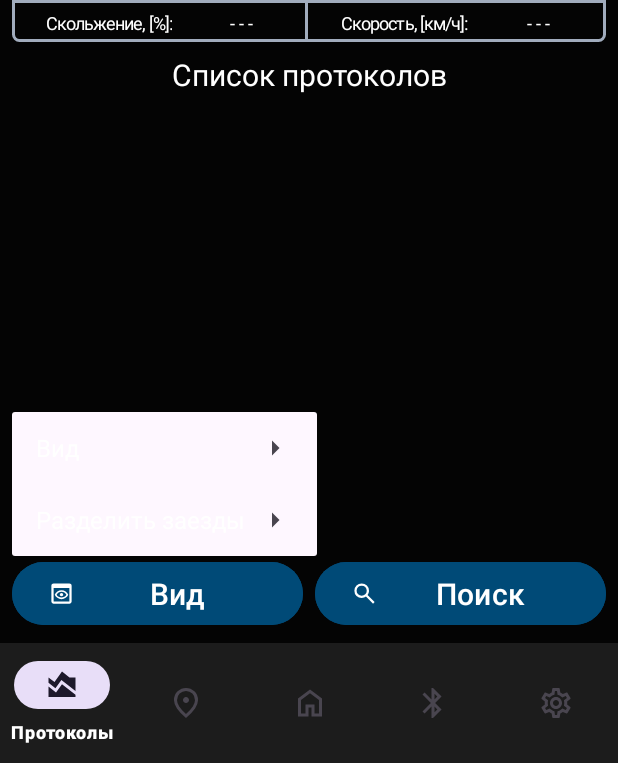
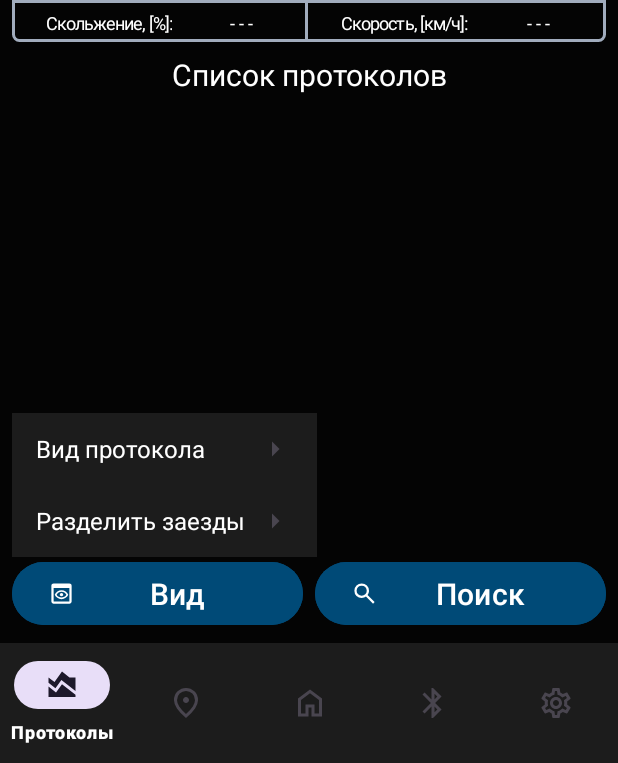
Before and after one commit to mkopichev/iksem_new, an Android app: the screen it shows after launch (MainActivity), after a tap on "Вид", on a phone screen of 412 x 824 dp, the part 473-1236 px from its top. Run offline under Robolectric (Android 15) with nearby library versions, the phone set to English and light mode, and no system bars; libraries missing offline, so code that uses them is left out: net.yslibrary.android; plain views replace LineChart; 1 statement that could not run was skipped.

Commit message:
popup menu for protocols view mode done

```diff
--- a/iksem_software/app/src/main/res/layout/fragment_protocols.xml
+++ b/iksem_software/app/src/main/res/layout/fragment_protocols.xml
@@ -290,7 +290,7 @@
             android:layout_height="match_parent"
             android:layout_marginEnd="4dp"
             android:layout_weight="0.5"
-            android:text="@string/protocols_view_mode"
+            android:text="@string/protocols_view_mode_button"
             app:icon="@drawable/ic_button_protocols_view" />
 
         <com.google.android.material.button.MaterialButton
--- a/iksem_software/app/src/main/res/menu/protocols_view_menu.xml
+++ b/iksem_software/app/src/main/res/menu/protocols_view_menu.xml
@@ -8,12 +8,16 @@
             <group android:checkableBehavior="single">
                 <item
                     android:id="@+id/protocols_plot_view"
+                    android:checked="true"
                     android:icon="@drawable/ic_protocol_plot_view"
+                    android:iconTint="?android:attr/textColor"
                     android:orderInCategory="1"
                     android:title="@string/protocols_plot_view_toast" />
                 <item
                     android:id="@+id/protocols_map_view"
+                    android:checked="false"
                     android:icon="@drawable/ic_protocol_map_view"
+                    android:iconTint="?android:attr/textColor"
                     android:orderInCategory="2"
                     android:title="@string/protocols_map_view_toast" />
             </group>
@@ -25,15 +29,19 @@
         <menu>
             <group android:checkableBehavior="single">
                 <item
+                    android:id="@+id/protocols_merge_view"
+                    android:checked="true"
+                    android:icon="@drawable/ic_protocol_merge"
+                    android:iconTint="?android:attr/textColor"
+                    android:orderInCategory="3"
+                    android:title="@string/protocols_merge_both_ways_protocol_toast" />
+                <item
                     android:id="@+id/protocols_split_view"
+                    android:checked="false"
                     android:icon="@drawable/ic_protocol_split"
-                    android:orderInCategory="3"
+                    android:iconTint="?android:attr/textColor"
+                    android:orderInCategory="4"
                     android:title="@string/protocols_split_both_ways_protocol_toast" />
-                <item
-                    android:id="@+id/protocols_merge_view"
-                    android:icon="@drawable/ic_protocol_merge"
-                    android:orderInCategory="4"
-                    android:title="@string/protocols_merge_both_ways_protocol_toast" />
             </group>
         </menu>
     </item>
--- a/iksem_software/app/src/main/res/values/strings.xml
+++ b/iksem_software/app/src/main/res/values/strings.xml
@@ -55,7 +55,7 @@
     <string name="protocols_info_slip_ratio">Скольжение, [%]:</string>
     <string name="protocols_info_distance">Расстояние, [м]:</string>
     <string name="protocols_info_operator">Оператор:</string>
-    <string name="protocols_view_mode">Вид</string>
+    <string name="protocols_view_mode">Вид протокола</string>
     <string name="protocols_split_both_ways_protocol">Разделить заезды</string>
     <string name="calibration_reset">Сбросить</string>
     <string name="calibration_next_step">Далее</string>
@@ -99,8 +99,9 @@
     <string name="home_trip_type_one_way_toast">Заезд в одну сторону</string>
     <string name="home_trip_type_both_ways_toast">Заезд в обе стороны</string>
     <string name="protocols_map_view_toast">Протокол на карте</string>
-    <string name="protocols_split_both_ways_protocol_toast">Двухсторонние протоколы раздельно</string>
-    <string name="protocols_merge_both_ways_protocol_toast">Двухсторонние протоколы как один</string>
+    <string name="protocols_split_both_ways_protocol_toast">Разделить</string>
+    <string name="protocols_merge_both_ways_protocol_toast">Как один</string>
     <string name="protocols_plot_view_toast">Протокол на графике</string>
     <string name="protocols_search_button">Поиск</string>
+    <string name="protocols_view_mode_button">Вид</string>
 </resources>
--- a/iksem_software/app/src/main/res/values/themes.xml
+++ b/iksem_software/app/src/main/res/values/themes.xml
@@ -4,7 +4,7 @@
         <!-- Primary brand color. -->
         <item name="colorPrimary">@color/background_text</item>
         <item name="colorPrimaryVariant">@color/background_text_disabled</item>
-        <item name="colorOnPrimary">@color/white</item>
+        <item name="colorOnPrimary">@color/black</item>
         <!-- Secondary brand color. -->
         <item name="colorSecondary">@color/cyan_grayish</item>
         <item name="colorSecondaryVariant">@color/cyan_dark</item>
@@ -14,6 +14,7 @@
         <item name="android:windowBackground">@color/background</item>
         <item name="android:textColor">@drawable/background_text_color</item>
         <item name="materialSwitchStyle">@style/Widget.App.Switch</item>
+        <item name="android:popupMenuStyle">@style/popup_menu</item>
     </style>
 
     <style name="Widget.App.Switch" parent="Widget.Material3.CompoundButton.MaterialSwitch">
@@ -22,6 +23,11 @@
 
     <style name="ThemeOverlay.App.Switch" parent="">
         <item name="colorPrimary">@color/green_light</item>
+    </style>
+
+    <style name="popup_menu" parent="Widget.Material3.PopupMenu">
+        <item name="android:popupBackground">@color/background_over</item>
+        <item name="android:textColor">?android:attr/textColor</item>
     </style>
 
     <style name="header_text_1">
```
Also changed, not shown: 1 other file.
